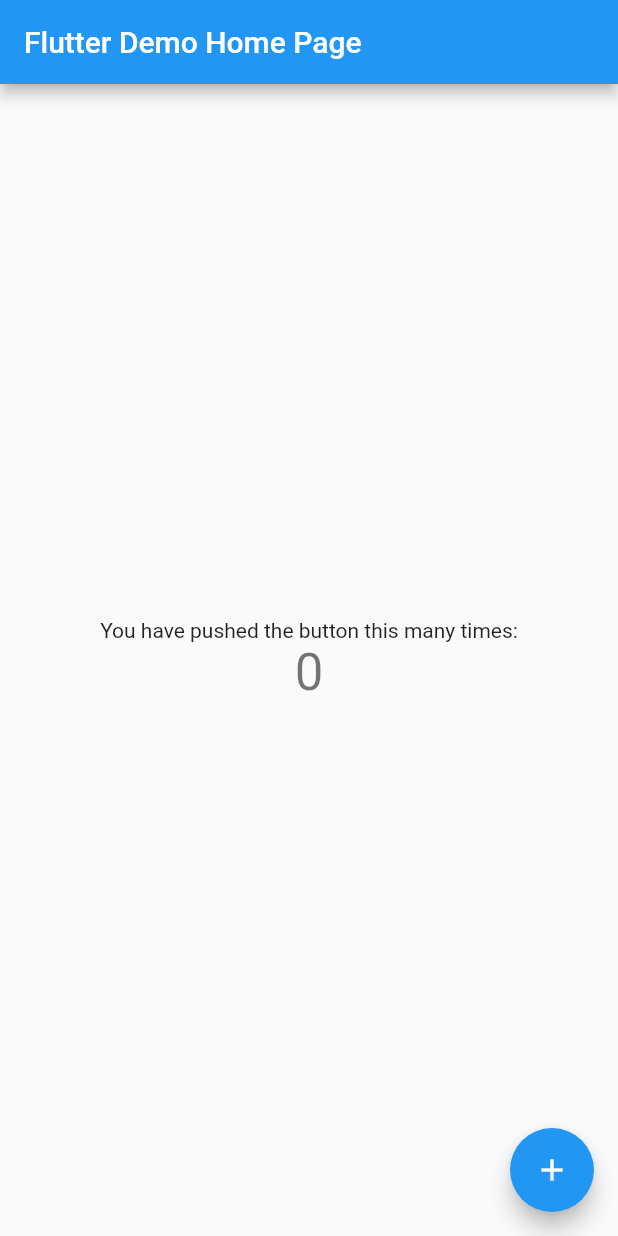
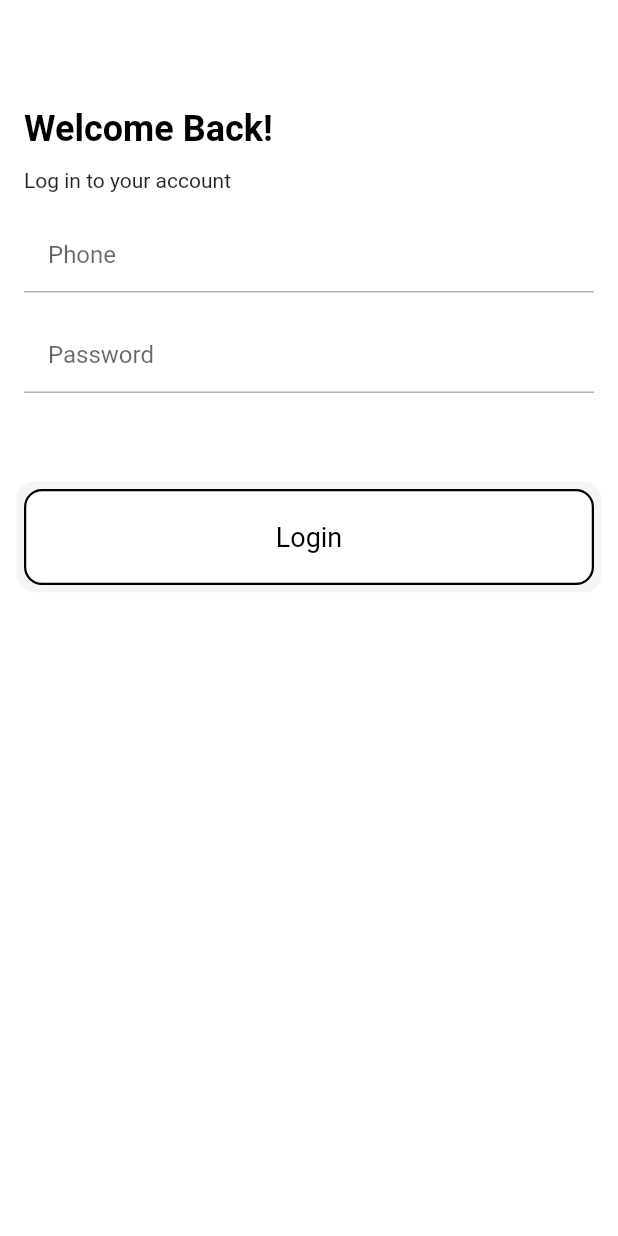
Before and after one commit to monaAgamal/buy-rent-used-clothes, a Flutter app: the screen it shows after launch, on a phone screen of 412 x 824 dp. Run offline on Flutter 3.47's test engine with Material 2 defaults, Android fonts, the phone set to English and light mode, and no system bars; our stand-ins replace bloc, flutter_spinkit; generated files the repository leaves out were written again.

Commit message:
[ADD] login page with basic shared widgets

```diff
--- /dev/null
+++ b/l10n.yaml
@@ -0,0 +1,3 @@
+arb-dir: lib/l10n
+template-arb-file: app_en.arb
+output-localization-file: app_localizations.dart
--- /dev/null
+++ b/lib/Theme/app_theme.dart
@@ -0,0 +1,39 @@
+import 'package:buy_rent_used_clothes/Theme/app_colors.dart';
+import 'package:flutter/material.dart';
+
+final appTheme = ThemeData(
+  colorScheme: const ColorScheme(
+    onError: onError,
+    surface: surface,
+    onBackground: onBackground,
+    onSurface: onSurface,
+    onPrimary: onPrimary,
+    onSecondary: onSecondary,
+    secondary: secondary,
+    primary: primaryColor,
+    error: errorColor,
+    background: primaryColor,
+    brightness: Brightness.light,
+  ),
+  errorColor: errorColor,
+  scaffoldBackgroundColor: primaryColor,
+
+  inputDecorationTheme: InputDecorationTheme(
+    contentPadding: const EdgeInsets.all(16),
+    enabledBorder: UnderlineInputBorder(
+      borderSide: BorderSide(color: textFieldBorderColor, width: 1),
+    ),
+    focusedBorder: UnderlineInputBorder(
+      borderSide: BorderSide(color: textFieldBorderColor, width: 1),
+    ),
+    focusedErrorBorder: UnderlineInputBorder(
+      borderSide: BorderSide(color: textFieldBorderColor, width: 1),
+    ),
+    disabledBorder: UnderlineInputBorder(
+      borderSide: BorderSide(color: textFieldBorderColor, width: 1),
+    ),
+    errorBorder: UnderlineInputBorder(
+      borderSide: BorderSide(color: textFieldBorderColor, width: 1),
+    ),
+  ),
+);
--- /dev/null
+++ b/lib/core/widgets/generic_text_field.dart
@@ -0,0 +1,31 @@
+import 'package:flutter/material.dart';
+
+class GenericTextField extends StatelessWidget {
+  final TextEditingController? controller;
+  final String hint;
+  final void Function(String)? onChanged;
+  final String? Function(String?)? validator;
+  final TextInputType? keyboardType ;
+  const GenericTextField({
+    Key? key,
+    this.controller,
+    this.onChanged,
+    this.validator,
+    required this.hint, this.keyboardType = TextInputType.text,
+  }) : super(key: key);
+
+  @override
+  Widget build(BuildContext context) {
+    return TextFormField(
+      controller: controller,
+      onChanged: onChanged,
+      validator: validator,
+      cursorHeight: 28,
+      keyboardType: keyboardType,
+      cursorColor: Theme.of(context).colorScheme.secondary,
+      decoration: InputDecoration(
+        hintText: hint,
+      ),
+    );
+  }
+}
--- /dev/null
+++ b/lib/core/widgets/main_button.dart
@@ -0,0 +1,53 @@
+import 'package:buy_rent_used_clothes/core/widgets/loading_indicator.dart';
+import 'package:flutter/material.dart';
+
+class MainButton extends StatelessWidget {
+  final bool isOutlined;
+  final String label;
+  final bool isLoading;
+  const MainButton({
+    Key? key,
+    required this.label,
+    this.isOutlined = true,
+    this.isLoading = false,
+  }) : super(key: key);
+
+  @override
+  Widget build(BuildContext context) {
+    return Container(
+      height: 64,
+      width: double.infinity,
+      alignment: Alignment.center,
+      decoration: BoxDecoration(
+        boxShadow: [
+          BoxShadow(
+            color: Colors.grey.withOpacity(0.1),
+            spreadRadius: 5.0,
+          ),
+        ],
+        border: Border.all(
+            width: 1.5,
+            color: isOutlined
+                ? Theme.of(context).colorScheme.onSurface
+                : Theme.of(context).colorScheme.primary),
+        borderRadius: BorderRadius.circular(12),
+        color: isOutlined
+            ? Theme.of(context).colorScheme.primary
+            : Theme.of(context).colorScheme.secondary,
+      ),
+      child: isLoading
+          ? const Center(child: LoadingIndictor())
+          : Center(
+              child: Text(
+                label,
+                style: TextStyle(
+                  fontSize: 18,
+                  color: isOutlined
+                      ? Theme.of(context).colorScheme.onSurface
+                      : Theme.of(context).colorScheme.primary,
+                ),
+              ),
+            ),
+    );
+  }
+}
--- /dev/null
+++ b/lib/features/login/presentation/cubit/login_cubit.dart
@@ -0,0 +1,8 @@
+import 'package:bloc/bloc.dart';
+import 'package:meta/meta.dart';
+
+part 'login_state.dart';
+
+class LoginCubit extends Cubit<LoginState> {
+  LoginCubit() : super(LoginInitial());
+}
--- /dev/null
+++ b/lib/features/login/presentation/cubit/login_state.dart
@@ -0,0 +1,6 @@
+part of 'login_cubit.dart';
+
+@immutable
+abstract class LoginState {}
+
+class LoginInitial extends LoginState {}
--- /dev/null
+++ b/lib/features/login/presentation/pages/login_page.dart
@@ -0,0 +1,18 @@
+import 'package:buy_rent_used_clothes/features/login/presentation/widgets/login_form.dart';
+import 'package:flutter/material.dart';
+
+class LoginPage extends StatelessWidget {
+  const LoginPage({Key? key}) : super(key: key);
+
+  @override
+  Widget build(BuildContext context) {
+    return Scaffold(
+      backgroundColor: Theme.of(context).scaffoldBackgroundColor,
+      appBar: AppBar(elevation: 0),
+      body: const Padding(
+        padding: EdgeInsets.all(16.0),
+        child: LoginForm(),
+      ),
+    );
+  }
+}
--- /dev/null
+++ b/lib/features/login/presentation/widgets/login_form.dart
@@ -0,0 +1,56 @@
+import 'package:buy_rent_used_clothes/core/widgets/generic_text_field.dart';
+import 'package:buy_rent_used_clothes/core/widgets/main_button.dart';
+import 'package:flutter/material.dart';
+import 'package:flutter_gen/gen_l10n/app_localizations.dart';
+
+class LoginForm extends StatefulWidget {
+  const LoginForm({Key? key}) : super(key: key);
+
+  @override
+  State<LoginForm> createState() => _LoginFormState();
+}
+
+class _LoginFormState extends State<LoginForm> {
+  final phoneController = TextEditingController();
+  final passwordController = TextEditingController();
+  @override
+  Widget build(BuildContext context) {
+    return Column(
+      mainAxisAlignment: MainAxisAlignment.start,
+      crossAxisAlignment: CrossAxisAlignment.start,
+      mainAxisSize: MainAxisSize.max,
+      children: [
+        Text(
+          AppLocalizations.of(context)!.welcomeBack,
+          style: Theme.of(context).textTheme.headline5?.copyWith(
+                color: Theme.of(context).colorScheme.secondary,
+                fontWeight: FontWeight.bold,
+              ),
+        ),
+        const SizedBox(height: 12),
+        Text(
+          AppLocalizations.of(context)!.logInToYourAccount,
+          style: Theme.of(context).textTheme.bodyText2!.copyWith(),
+        ),
+        const SizedBox(height: 16),
+        GenericTextField(
+          controller: phoneController,
+          hint: AppLocalizations.of(context)!.phone,
+          keyboardType: TextInputType.phone,
+        ),
+        const SizedBox(height: 16),
+        GenericTextField(
+          controller: passwordController,
+          hint: AppLocalizations.of(context)!.password,
+          keyboardType: TextInputType.text,
+        ),
+        const SizedBox(height: 64),
+        MainButton(
+          label: AppLocalizations.of(context)!.login,
+          isOutlined:
+              passwordController.text.isEmpty && phoneController.text.isEmpty,
+        )
+      ],
+    );
+  }
+}
--- /dev/null
+++ b/lib/l10n/app_ar.arb
@@ -0,0 +1,11 @@
+{
+    "welcomeBack": "مرحبا بعودتك" ,
+    "logInToYourAccount":"سجل الدخول لحسابك" ,
+    "phone":"رقم الهاتف" ,
+    "password":"كلمة المرور" ,
+    "login":"سجل دخول"  ,
+    "forgetPassword":"نسيت كلمة المرور؟",
+    "signUp":"إنشاء حساب جديد" ,
+    "alreadyHaveAccountMsg":"هل لديك حساب بالفعل؟" ,
+    "don'tHaveAccountMsg":"ليس لديك حساب؟"
+}
--- /dev/null
+++ b/lib/l10n/app_en.arb
@@ -0,0 +1,13 @@
+{
+    "welcomeBack": "Welcome Back!" ,
+    "logInToYourAccount":"Log in to your account" ,
+    "phone":"Phone" ,
+    "password":"Password" ,
+    "login":"Login"  ,
+    "forgetPassword":"Forget Password",
+    "signUp":"Sign up" ,
+    "alreadyHaveAccountMsg":"Already have an account?" ,
+    "dontHaveAccountMsg":"Don't have an account?"
+
+
+}
--- a/lib/main.dart
+++ b/lib/main.dart
@@ -1,4 +1,8 @@
+import 'package:buy_rent_used_clothes/Theme/app_theme.dart';
+import 'package:buy_rent_used_clothes/features/login/presentation/pages/login_page.dart';
 import 'package:flutter/material.dart';
+import 'package:flutter_localizations/flutter_localizations.dart';
+import 'package:flutter_gen/gen_l10n/app_localizations.dart';
 
 void main() {
   runApp(const MyApp());
@@ -7,109 +11,20 @@
 class MyApp extends StatelessWidget {
   const MyApp({Key? key}) : super(key: key);
 
-  // This widget is the root of your application.
   @override
   Widget build(BuildContext context) {
     return MaterialApp(
       title: 'Flutter Demo',
-      theme: ThemeData(
-        // This is the theme of your application.
-        //
-        // Try running your application with "flutter run". You'll see the
-        // application has a blue toolbar. Then, without quitting the app, try
-        // changing the primarySwatch below to Colors.green and then invoke
-        // "hot reload" (press "r" in the console where you ran "flutter run",
-        // or simply save your changes to "hot reload" in a Flutter IDE).
-        // Notice that the counter didn't reset back to zero; the application
-        // is not restarted.
-        primarySwatch: Colors.blue,
-      ),
-      home: const MyHomePage(title: 'Flutter Demo Home Page'),
+      theme: appTheme,
+      debugShowCheckedModeBanner: false,
+      supportedLocales: const <Locale>[Locale('en', 'US'), Locale('ar', 'EG')],
+      localizationsDelegates: const [
+        AppLocalizations.delegate,
+        GlobalMaterialLocalizations.delegate,
+        GlobalWidgetsLocalizations.delegate,
+        GlobalCupertinoLocalizations.delegate,
+      ],
+      home: const LoginPage(),
     );
   }
 }
-
-class MyHomePage extends StatefulWidget {
-  const MyHomePage({Key? key, required this.title}) : super(key: key);
-
-  // This widget is the home page of your application. It is stateful, meaning
-  // that it has a State object (defined below) that contains fields that affect
-  // how it looks.
-
-  // This class is the configuration for the state. It holds the values (in this
-  // case the title) provided by the parent (in this case the App widget) and
-  // used by the build method of the State. Fields in a Widget subclass are
-  // always marked "final".
-
-  final String title;
-
-  @override
-  State<MyHomePage> createState() => _MyHomePageState();
-}
-
-class _MyHomePageState extends State<MyHomePage> {
-  int _counter = 0;
-
-  void _incrementCounter() {
-    setState(() {
-      // This call to setState tells the Flutter framework that something has
-      // changed in this State, which causes it to rerun the build method below
-      // so that the display can reflect the updated values. If we changed
-      // _counter without calling setState(), then the build method would not be
-      // called again, and so nothing would appear to happen.
-      _counter++;
-    });
-  }
-
-  @override
-  Widget build(BuildContext context) {
-    // This method is rerun every time setState is called, for instance as done
-    // by the _incrementCounter method above.
-    //
-    // The Flutter framework has been optimized to make rerunning build methods
-    // fast, so that you can just rebuild anything that needs updating rather
-    // than having to individually change instances of widgets.
-    return Scaffold(
-      appBar: AppBar(
-        // Here we take the value from the MyHomePage object that was created by
-        // the App.build method, and use it to set our appbar title.
-        title: Text(widget.title),
-      ),
-      body: Center(
-        // Center is a layout widget. It takes a single child and positions it
-        // in the middle of the parent.
-        child: Column(
-          // Column is also a layout widget. It takes a list of children and
-          // arranges them vertically. By default, it sizes itself to fit its
-          // children horizontally, and tries to be as tall as its parent.
-          //
-          // Invoke "debug painting" (press "p" in the console, choose the
-          // "Toggle Debug Paint" action from the Flutter Inspector in Android
-          // Studio, or the "Toggle Debug Paint" command in Visual Studio Code)
-          // to see the wireframe for each widget.
-          //
-          // Column has various properties to control how it sizes itself and
-          // how it positions its children. Here we use mainAxisAlignment to
-          // center the children vertically; the main axis here is the vertical
-          // axis because Columns are vertical (the cross axis would be
-          // horizontal).
-          mainAxisAlignment: MainAxisAlignment.center,
-          children: <Widget>[
-            const Text(
-              'You have pushed the button this many times:',
-            ),
-            Text(
-              '$_counter',
-              style: Theme.of(context).textTheme.headline4,
-            ),
-          ],
-        ),
-      ),
-      floatingActionButton: FloatingActionButton(
-        onPressed: _incrementCounter,
-        tooltip: 'Increment',
-        child: const Icon(Icons.add),
-      ), // This trailing comma makes auto-formatting nicer for build methods.
-    );
-  }
-}
```
Also changed, not shown: lib/Theme/app_colors.dart (added, +13 -0 lines), lib/core/widgets/loading_indicator.dart (added, +14 -0 lines), pubspec.yaml (+12 -44 lines), pubspec.lock, 7 other files.
